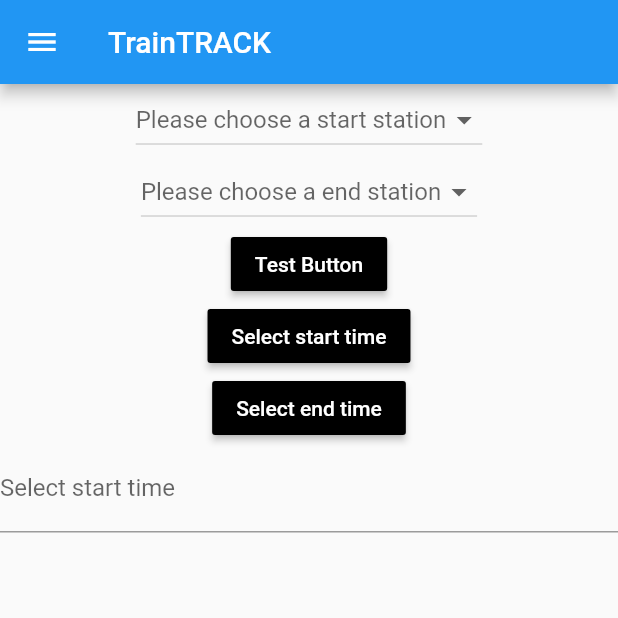
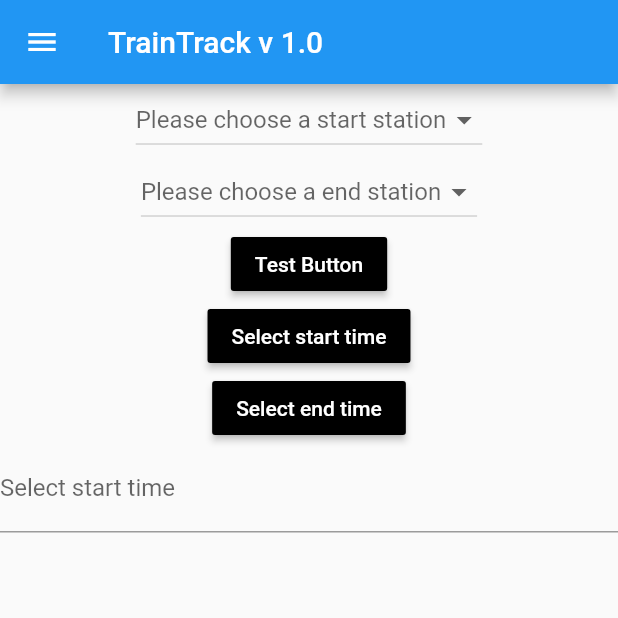
Before and after one commit to HBashanaE/seproject, a Flutter app: the Home screen opened directly, after a tap on "Test Button", on a phone screen of 412 x 824 dp, the top half of it. Run offline on Flutter 3.47's test engine with Material 2 defaults, Android fonts, the phone set to English and light mode, and no system bars; our stand-ins replace cloud_firestore, firebase_auth; accounts and stored records are empty; network calls fail.

```diff
--- a/lib/main.dart
+++ b/lib/main.dart
@@ -13,7 +13,7 @@ class MyApp extends StatelessWidget {
       theme: ThemeData(
         primarySwatch: Colors.blue,
       ),
-      home: Login(),
+      home: Home(title: 'TrainTrack v 1.0',),
     );
   }
 }
--- a/lib/screens/homeScreen.dart
+++ b/lib/screens/homeScreen.dart
@@ -1,5 +1,6 @@
 import 'package:flutter/material.dart';
 // import 'package:flutter_datetime_picker/flutter_datetime_picker.dart';
+import 'package:cloud_firestore/cloud_firestore.dart';
 
 void main() => runApp(MyApp());
 
@@ -32,6 +33,7 @@ class _HomeState extends State<Home> {
   String endTime;
   Future selectedTime;
   var startTimeController = TextEditingController();
+  final databaseReference = Firestore.instance;
 
   @override
   void initState() {
@@ -42,11 +44,23 @@ class _HomeState extends State<Home> {
     super.initState();
   }
 
+  void getData() {
+    // Future<QuerySnapshot> data = Firestore.instance.collection('TrainJourney').getDocuments();
+    // var data = databaseReference.collection('TrainJourney').getDocuments();
+
+    var then = databaseReference
+        .collection("TrainJourney").getDocuments()
+        .then((QuerySnapshot snapshot) {
+      snapshot.documents.forEach((f) => print('${f.data}}'));
+    });
+  }
+
   Future<TimeOfDay> _selectTime(BuildContext context) {
     return showTimePicker(
-        initialTime: TimeOfDay(hour: TimeOfDay.now().hour, minute: TimeOfDay.now().minute),
-        context: context,
-      );
+      initialTime:
+          TimeOfDay(hour: TimeOfDay.now().hour, minute: TimeOfDay.now().minute),
+      context: context,
+    );
   }
 
   @override
@@ -132,8 +146,7 @@ class _HomeState extends State<Home> {
 
             MaterialButton(
               onPressed: () {
-                print(this.startTime.toString());
-                print(this.endTime.toString());
+                getData();
               },
               child: Text(
                 'Test Button',
@@ -146,7 +159,7 @@ class _HomeState extends State<Home> {
                 final selectedTime = await _selectTime(context);
                 // print(selectedTime);
                 setState(() {
-                  if(selectedTime != null){
+                  if (selectedTime != null) {
                     this.startTime = selectedTime.toString();
                   }
                 });
@@ -162,7 +175,7 @@ class _HomeState extends State<Home> {
                 final selectedTime = await _selectTime(context);
                 // print(selectedTime);
                 setState(() {
-                 if(selectedTime != null){
+                  if (selectedTime != null) {
                     this.endTime = selectedTime.toString();
                   }
                 });
@@ -175,17 +188,17 @@ class _HomeState extends State<Home> {
             ),
             TextField(
               controller: startTimeController,
-              decoration: InputDecoration(
-                labelText: 'Select start time'
-              ),
+              decoration: InputDecoration(labelText: 'Select start time'),
               onTap: () async {
                 final selectedTime = await _selectTime(context);
                 // print(selectedTime);
 
                 setState(() {
-                 if(selectedTime != null){
+                  if (selectedTime != null) {
                     this.endTime = selectedTime.toString();
-                     startTimeController.text = selectedTime.hour.toString()+':'+selectedTime.minute.toString();
+                    startTimeController.text = selectedTime.hour.toString() +
+                        ':' +
+                        selectedTime.minute.toString();
                   }
                 });
               },
@@ -202,4 +215,15 @@ class _HomeState extends State<Home> {
       ),
     );
   }
+
+  Widget _buildBody(BuildContext context) {
+ return StreamBuilder<QuerySnapshot>(
+   stream: Firestore.instance.collection('baby').snapshots(),
+   builder: (context, snapshot) {
+     if (!snapshot.hasData) return LinearProgressIndicator();
+
+    print(snapshot.data.documents);
+   },
+ );
 }
+}
--- a/lib/screens/loginScreen.dart
+++ b/lib/screens/loginScreen.dart
@@ -23,7 +23,6 @@ class _Login extends State<Login> {
     }
   }
 
-//There may be error here can't validate
   void validateAndSubmit() async {
     if (validateAndSave()) {
       try {
--- a/pubspec.yaml
+++ b/pubspec.yaml
@@ -19,8 +19,10 @@ environment:
 dependencies:
   flutter:
     sdk: flutter
-  flutter_datetime_picker: ^1.2.8
   firebase_auth: ^0.14.0+5
+  cloud_firestore: ^0.12.10
+  firebase_core: ^0.4.0+9
+
 
   # The following adds the Cupertino Icons font to your application.
   # Use with the CupertinoIcons class for iOS style icons.
```
Also changed, not shown: pubspec.lock, 3 other files.
